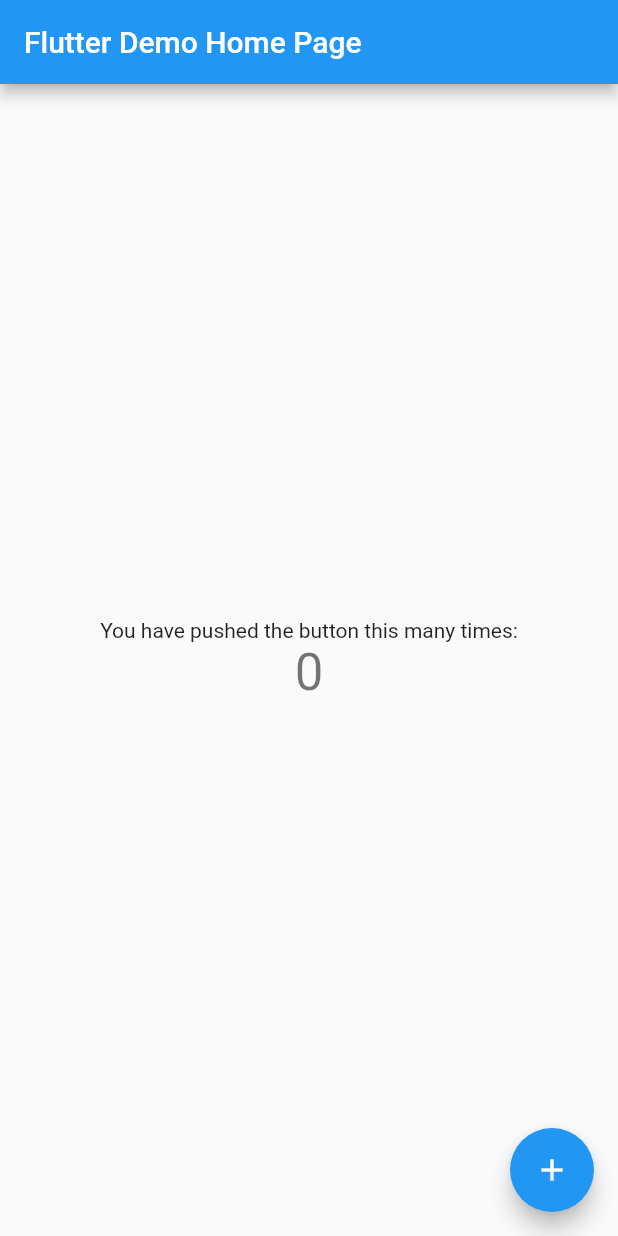
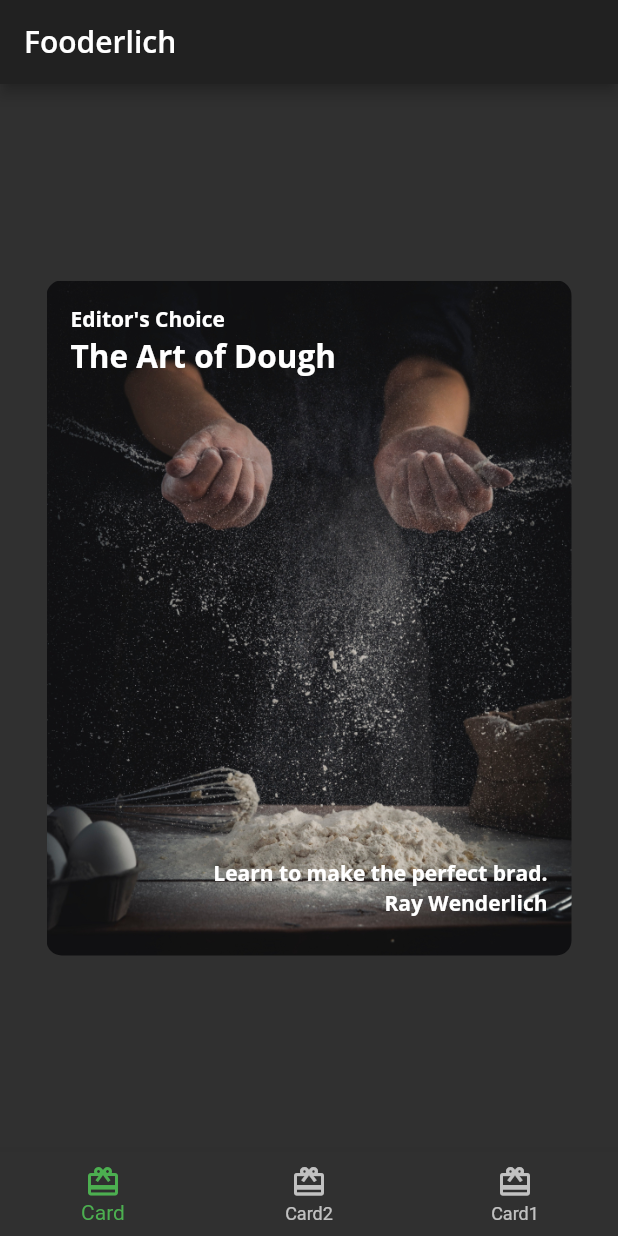
Before and after one commit to hotdog45/eg-dart-shelf, a Flutter app: the screen it shows after launch, on a phone screen of 412 x 824 dp. Run offline on Flutter 3.47's test engine with Material 2 defaults, Android fonts, the phone set to English and light mode, and no system bars; our stand-ins replace google_fonts.

Commit message:
Implements Basic Widgets

```diff
--- /dev/null
+++ b/lib/card1.dart
@@ -0,0 +1,64 @@
+import 'package:flutter/cupertino.dart';
+
+import 'fooderlich_theme.dart';
+
+class Card1 extends StatelessWidget {
+  const Card1({Key? key}) : super(key: key);
+  final String category = 'Editor\'s Choice';
+  final String title = 'The Art of Dough';
+  final String description = 'Learn to make the perfect brad.';
+  final String chef = 'Ray Wenderlich';
+
+  @override
+  Widget build(BuildContext context) {
+    return Center(
+      // DO: Card1 Decorate Container
+      child: Container(
+        padding: const EdgeInsets.all(16),
+        constraints: const BoxConstraints.expand(
+          width: 350,
+          height: 450,
+        ),
+        decoration: const BoxDecoration(
+          image: DecorationImage(
+            image: AssetImage('assets/mag1.png'),
+            fit: BoxFit.cover,
+          ),
+          borderRadius: BorderRadius.all(Radius.circular(10.0)),
+        ),
+        // DO: Add stack of text and replace
+        child: Stack(
+          children: [
+            Text(
+              category,
+              style: FooderlichTheme.darkTextTheme.bodyText1,
+            ),
+            Positioned(
+              top: 20,
+              child: Text(
+                title,
+                style: FooderlichTheme.darkTextTheme.headline2,
+              ),
+            ),
+            Positioned(
+              bottom: 30,
+              right: 0,
+              child: Text(
+                description,
+                style: FooderlichTheme.darkTextTheme.bodyText1,
+              ),
+            ),
+            Positioned(
+              bottom: 10,
+              right: 0,
+              child: Text(
+                chef,
+                style: FooderlichTheme.darkTextTheme.bodyText1,
+              ),
+            ),
+          ],
+        ),
+      ),
+    );
+  }
+}
--- /dev/null
+++ b/lib/fooderlich_theme.dart
@@ -0,0 +1,103 @@
+import 'package:flutter/material.dart';
+import 'package:google_fonts/google_fonts.dart';
+
+class FooderlichTheme {
+  static TextTheme lightTextTheme = TextTheme(
+    bodyText1: GoogleFonts.openSans(
+      fontSize: 14.0,
+      fontWeight: FontWeight.w700,
+      color: Colors.black,
+    ),
+    headline1: GoogleFonts.openSans(
+      fontSize: 32.0,
+      fontWeight: FontWeight.bold,
+      color: Colors.black,
+    ),
+    headline2: GoogleFonts.openSans(
+      fontSize: 21.0,
+      fontWeight: FontWeight.w700,
+      color: Colors.black,
+    ),
+    headline3: GoogleFonts.openSans(
+      fontSize: 16.0,
+      fontWeight: FontWeight.w600,
+      color: Colors.black,
+    ),
+    headline6: GoogleFonts.openSans(
+      fontSize: 20.0,
+      fontWeight: FontWeight.w600,
+      color: Colors.black,
+    ),
+  );
+
+  static TextTheme darkTextTheme = TextTheme(
+    bodyText1: GoogleFonts.openSans(
+      fontSize: 14.0,
+      fontWeight: FontWeight.w700,
+      color: Colors.white,
+    ),
+    headline1: GoogleFonts.openSans(
+      fontSize: 32.0,
+      fontWeight: FontWeight.bold,
+      color: Colors.white,
+    ),
+    headline2: GoogleFonts.openSans(
+      fontSize: 21.0,
+      fontWeight: FontWeight.w700,
+      color: Colors.white,
+    ),
+    headline3: GoogleFonts.openSans(
+      fontSize: 16.0,
+      fontWeight: FontWeight.w600,
+      color: Colors.white,
+    ),
+    headline6: GoogleFonts.openSans(
+      fontSize: 20.0,
+      fontWeight: FontWeight.w600,
+      color: Colors.white,
+    ),
+  );
+
+  static ThemeData light() {
+    return ThemeData(
+      brightness: Brightness.light,
+      checkboxTheme: CheckboxThemeData(
+        fillColor: MaterialStateColor.resolveWith(
+          (states) {
+            return Colors.black;
+          },
+        ),
+      ),
+      appBarTheme: const AppBarTheme(
+        foregroundColor: Colors.black,
+        backgroundColor: Colors.white,
+      ),
+      floatingActionButtonTheme: const FloatingActionButtonThemeData(
+        foregroundColor: Colors.white,
+        backgroundColor: Colors.black,
+      ),
+      bottomNavigationBarTheme: const BottomNavigationBarThemeData(
+        selectedItemColor: Colors.green,
+      ),
+      textTheme: lightTextTheme,
+    );
+  }
+
+  static ThemeData dark() {
+    return ThemeData(
+      brightness: Brightness.dark,
+      appBarTheme: AppBarTheme(
+        foregroundColor: Colors.white,
+        backgroundColor: Colors.grey[900],
+      ),
+      floatingActionButtonTheme: const FloatingActionButtonThemeData(
+        foregroundColor: Colors.white,
+        backgroundColor: Colors.green,
+      ),
+      bottomNavigationBarTheme: const BottomNavigationBarThemeData(
+        selectedItemColor: Colors.green,
+      ),
+      textTheme: darkTextTheme,
+    );
+  }
+}
--- /dev/null
+++ b/lib/home.dart
@@ -0,0 +1,66 @@
+import 'package:flutter/material.dart';
+
+import 'card1.dart';
+import 'card2.dart';
+import 'card3.dart';
+
+class Home extends StatefulWidget {
+  const Home({Key? key}) : super(key: key);
+
+  @override
+  _HomeState createState() => _HomeState();
+}
+
+class _HomeState extends State<Home> {
+  // DO: Add state variabels and functions
+  int _selectedIndex = 0;
+  static List<Widget> pages = <Widget>[
+    // DO: Replace with Card1
+    const Card1(),
+    // DO: Replace with Card2
+    const Card2(),
+    // DO: Replace with Card3
+    const Card3(),
+  ];
+
+  void _onItemTapped(int index) {
+    setState(() {
+      _selectedIndex = index;
+    });
+  }
+
+  @override
+  Widget build(BuildContext context) {
+    return Scaffold(
+      appBar: AppBar(
+        title: Text(
+          'Fooderlich',
+          style: Theme.of(context).textTheme.headline6,
+        ),
+      ),
+      // DO: Show selected tab
+      body: pages[_selectedIndex],
+      // DO: Add bottom navigation bar
+      bottomNavigationBar: BottomNavigationBar(
+        selectedItemColor: Theme.of(context).textSelectionTheme.selectionColor,
+        // DO: Set selected tab bar
+        currentIndex: _selectedIndex,
+        onTap: _onItemTapped,
+        items: const <BottomNavigationBarItem>[
+          BottomNavigationBarItem(
+            icon: Icon(Icons.card_giftcard),
+            label: 'Card',
+          ),
+          BottomNavigationBarItem(
+            icon: Icon(Icons.card_giftcard),
+            label: 'Card2',
+          ),
+          BottomNavigationBarItem(
+            icon: Icon(Icons.card_giftcard),
+            label: 'Card1',
+          ),
+        ],
+      ),
+    );
+  }
+}
--- a/lib/main.dart
+++ b/lib/main.dart
@@ -1,115 +1,25 @@
 import 'package:flutter/material.dart';
+import 'fooderlich_theme.dart';
+
+import 'home.dart';
 
 void main() {
-  runApp(const MyApp());
+  runApp(const Fooderlich());
 }
 
-class MyApp extends StatelessWidget {
-  const MyApp({super.key});
+class Fooderlich extends StatelessWidget {
+  const Fooderlich({Key? key}) : super(key: key);
 
-  // This widget is the root of your application.
   @override
   Widget build(BuildContext context) {
+    // DO: Create theme
+    final theme = FooderlichTheme.dark();
+    // DO: Apply Home widget
     return MaterialApp(
-      title: 'Flutter Demo',
-      theme: ThemeData(
-        // This is the theme of your application.
-        //
-        // Try running your application with "flutter run". You'll see the
-        // application has a blue toolbar. Then, without quitting the app, try
-        // changing the primarySwatch below to Colors.green and then invoke
-        // "hot reload" (press "r" in the console where you ran "flutter run",
-        // or simply save your changes to "hot reload" in a Flutter IDE).
-        // Notice that the counter didn't reset back to zero; the application
-        // is not restarted.
-        primarySwatch: Colors.blue,
-      ),
-      home: const MyHomePage(title: 'Flutter Demo Home Page'),
+      // DO: Add theme
+      theme: theme,
+      title: 'Fooderlich',
+      home: const Home(),
     );
   }
 }
-
-class MyHomePage extends StatefulWidget {
-  const MyHomePage({super.key, required this.title});
-
-  // This widget is the home page of your application. It is stateful, meaning
-  // that it has a State object (defined below) that contains fields that affect
-  // how it looks.
-
-  // This class is the configuration for the state. It holds the values (in this
-  // case the title) provided by the parent (in this case the App widget) and
-  // used by the build method of the State. Fields in a Widget subclass are
-  // always marked "final".
-
-  final String title;
-
-  @override
-  State<MyHomePage> createState() => _MyHomePageState();
-}
-
-class _MyHomePageState extends State<MyHomePage> {
-  int _counter = 0;
-
-  void _incrementCounter() {
-    setState(() {
-      // This call to setState tells the Flutter framework that something has
-      // changed in this State, which causes it to rerun the build method below
-      // so that the display can reflect the updated values. If we changed
-      // _counter without calling setState(), then the build method would not be
-      // called again, and so nothing would appear to happen.
-      _counter++;
-    });
-  }
-
-  @override
-  Widget build(BuildContext context) {
-    // This method is rerun every time setState is called, for instance as done
-    // by the _incrementCounter method above.
-    //
-    // The Flutter framework has been optimized to make rerunning build methods
-    // fast, so that you can just rebuild anything that needs updating rather
-    // than having to individually change instances of widgets.
-    return Scaffold(
-      appBar: AppBar(
-        // Here we take the value from the MyHomePage object that was created by
-        // the App.build method, and use it to set our appbar title.
-        title: Text(widget.title),
-      ),
-      body: Center(
-        // Center is a layout widget. It takes a single child and positions it
-        // in the middle of the parent.
-        child: Column(
-          // Column is also a layout widget. It takes a list of children and
-          // arranges them vertically. By default, it sizes itself to fit its
-          // children horizontally, and tries to be as tall as its parent.
-          //
-          // Invoke "debug painting" (press "p" in the console, choose the
-          // "Toggle Debug Paint" action from the Flutter Inspector in Android
-          // Studio, or the "Toggle Debug Paint" command in Visual Studio Code)
-          // to see the wireframe for each widget.
-          //
-          // Column has various properties to control how it sizes itself and
-          // how it positions its children. Here we use mainAxisAlignment to
-          // center the children vertically; the main axis here is the vertical
-          // axis because Columns are vertical (the cross axis would be
-          // horizontal).
-          mainAxisAlignment: MainAxisAlignment.center,
-          children: <Widget>[
-            const Text(
-              'You have pushed the button this many times:',
-            ),
-            Text(
-              '$_counter',
-              style: Theme.of(context).textTheme.headline4,
-            ),
-          ],
-        ),
-      ),
-      floatingActionButton: FloatingActionButton(
-        onPressed: _incrementCounter,
-        tooltip: 'Increment',
-        child: const Icon(Icons.add),
-      ), // This trailing comma makes auto-formatting nicer for build methods.
-    );
-  }
-}
```
Also changed, not shown: lib/author_card.dart (added, +60 -0 lines), lib/card2.dart (added, +65 -0 lines), lib/card3.dart (added, +87 -0 lines), lib/circle_image.dart (added, +23 -0 lines), assets/author_katz.jpeg (added), assets/mag1.png (added), assets/mag2.png (added), assets/mag3.png (added), assets/mag4.png (added), assets/mag5.png (added), 1 other file.
